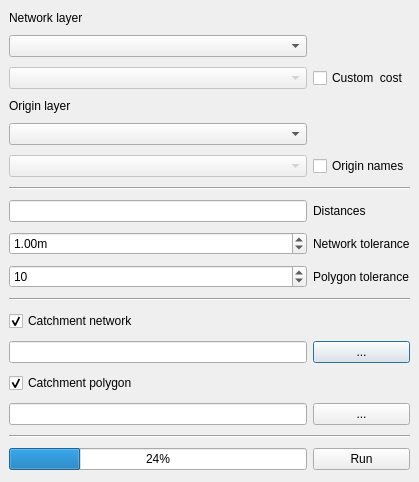
Qt form catchment_analyser_dialog_base.ui (OpenDigitalWorks/CatchmentAnalyser) before a commit.
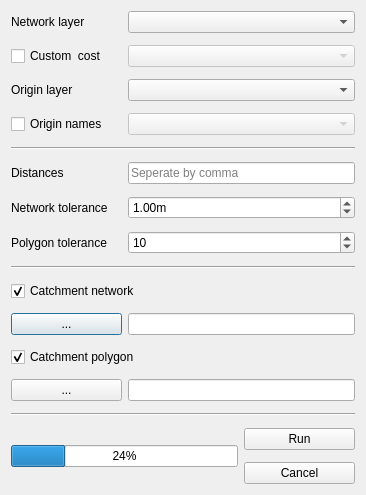
The same form after that commit.

Patch:
```diff
--- a/catchment_analyser_dialog_base.ui
+++ b/catchment_analyser_dialog_base.ui
@@ -6,8 +6,8 @@
    <rect>
     <x>0</x>
     <y>0</y>
-    <width>419</width>
-    <height>482</height>
+    <width>366</width>
+    <height>481</height>
    </rect>
   </property>
   <property name="sizePolicy">
@@ -29,18 +29,6 @@
    <property name="sizeConstraint">
     <enum>QLayout::SetMinimumSize</enum>
    </property>
-   <property name="leftMargin">
-    <number>9</number>
-   </property>
-   <property name="topMargin">
-    <number>9</number>
-   </property>
-   <property name="rightMargin">
-    <number>9</number>
-   </property>
-   <property name="bottomMargin">
-    <number>9</number>
-   </property>
    <property name="verticalSpacing">
     <number>9</number>
    </property>
@@ -50,43 +38,44 @@
       <number>6</number>
      </property>
      <property name="verticalSpacing">
-      <number>10</number>
+      <number>12</number>
      </property>
-     <item row="12" column="1">
-      <widget class="QPushButton" name="networkSaveButton">
-       <property name="text">
-        <string>...</string>
-       </property>
-       <property name="flat">
+     <item row="5" column="1" colspan="2">
+      <widget class="QLineEdit" name="distancesText">
+       <property name="acceptDrops">
         <bool>false</bool>
        </property>
-      </widget>
-     </item>
-     <item row="4" column="0">
-      <widget class="QComboBox" name="originsCombo">
-       <property name="sizePolicy">
-        <sizepolicy hsizetype="Minimum" vsizetype="Fixed">
-         <horstretch>0</horstretch>
-         <verstretch>0</verstretch>
-        </sizepolicy>
+       <property name="frame">
+        <bool>true</bool>
        </property>
+       <property name="cursorPosition">
+        <number>0</number>
+       </property>
+       <property name="placeholderText">
+        <string>Seperate by comma</string>
+       </property>
+       <property name="cursorMoveStyle">
+        <enum>Qt::VisualMoveStyle</enum>
+       </property>
       </widget>
      </item>
-     <item row="9" column="1">
-      <widget class="QLabel" name="label_5">
+     <item row="9" column="0" colspan="3">
+      <widget class="QCheckBox" name="networkCheck">
        <property name="text">
-        <string>Polygon tolerance</string>
+        <string>Catchment network</string>
        </property>
-      </widget>
-     </item>
-     <item row="16" column="0">
-      <widget class="QProgressBar" name="analysisProgress">
-       <property name="value">
-        <number>24</number>
+       <property name="checked">
+        <bool>true</bool>
        </property>
       </widget>
      </item>
-     <item row="8" column="0">
+     <item row="12" column="1" colspan="2">
+      <widget class="QLineEdit" name="polygonText"/>
+     </item>
+     <item row="10" column="1" colspan="2">
+      <widget class="QLineEdit" name="networkText"/>
+     </item>
+     <item row="6" column="1" colspan="2">
       <widget class="QDoubleSpinBox" name="networkTolSpin">
        <property name="suffix">
         <string>m</string>
@@ -102,17 +91,133 @@
        </property>
       </widget>
      </item>
-     <item row="8" column="1">
+     <item row="8" column="0" colspan="3">
+      <widget class="Line" name="line_2">
+       <property name="orientation">
+        <enum>Qt::Horizontal</enum>
+       </property>
+      </widget>
+     </item>
+     <item row="10" column="0">
+      <widget class="QPushButton" name="networkSaveButton">
+       <property name="enabled">
+        <bool>true</bool>
+       </property>
+       <property name="acceptDrops">
+        <bool>false</bool>
+       </property>
+       <property name="text">
+        <string notr="true">...</string>
+       </property>
+       <property name="checkable">
+        <bool>false</bool>
+       </property>
+       <property name="default">
+        <bool>false</bool>
+       </property>
+       <property name="flat">
+        <bool>false</bool>
+       </property>
+      </widget>
+     </item>
+     <item row="13" column="0" colspan="3">
+      <widget class="Line" name="line_3">
+       <property name="sizePolicy">
+        <sizepolicy hsizetype="Minimum" vsizetype="Fixed">
+         <horstretch>0</horstretch>
+         <verstretch>0</verstretch>
+        </sizepolicy>
+       </property>
+       <property name="orientation">
+        <enum>Qt::Horizontal</enum>
+       </property>
+      </widget>
+     </item>
+     <item row="6" column="0">
       <widget class="QLabel" name="label">
        <property name="text">
         <string>Network tolerance</string>
        </property>
       </widget>
      </item>
-     <item row="7" column="1">
-      <widget class="QLabel" name="label_4">
+     <item row="12" column="0">
+      <widget class="QPushButton" name="polygonSaveButton">
        <property name="text">
-        <string>Distances</string>
+        <string>...</string>
+       </property>
+      </widget>
+     </item>
+     <item row="1" column="1" colspan="2">
+      <widget class="QComboBox" name="costCombo">
+       <property name="enabled">
+        <bool>false</bool>
+       </property>
+      </widget>
+     </item>
+     <item row="7" column="0">
+      <widget class="QLabel" name="label_5">
+       <property name="text">
+        <string>Polygon tolerance</string>
+       </property>
+      </widget>
+     </item>
+     <item row="3" column="0">
+      <widget class="QCheckBox" name="nameCheck">
+       <property name="text">
+        <string>Origin names</string>
+       </property>
+       <property name="checked">
+        <bool>false</bool>
+       </property>
+      </widget>
+     </item>
+     <item row="0" column="1" colspan="2">
+      <widget class="QComboBox" name="networkCombo">
+       <property name="sizePolicy">
+        <sizepolicy hsizetype="Minimum" vsizetype="Fixed">
+         <horstretch>0</horstretch>
+         <verstretch>0</verstretch>
+        </sizepolicy>
+       </property>
+      </widget>
+     </item>
+     <item row="4" column="0" colspan="3">
+      <widget class="Line" name="line">
+       <property name="sizePolicy">
+        <sizepolicy hsizetype="MinimumExpanding" vsizetype="Fixed">
+         <horstretch>0</horstretch>
+         <verstretch>0</verstretch>
+        </sizepolicy>
+       </property>
+       <property name="orientation">
+        <enum>Qt::Horizontal</enum>
+       </property>
+      </widget>
+     </item>
+     <item row="15" column="2">
+      <widget class="QPushButton" name="cancelButton">
+       <property name="text">
+        <string>Cancel</string>
+       </property>
+      </widget>
+     </item>
+     <item row="3" column="1" colspan="2">
+      <widget class="QComboBox" name="nameCombo">
+       <property name="enabled">
+        <bool>false</bool>
+       </property>
+      </widget>
+     </item>
+     <item row="2" column="0">
+      <widget class="QLabel" name="origin_layer">
+       <property name="sizePolicy">
+        <sizepolicy hsizetype="Minimum" vsizetype="Fixed">
+         <horstretch>0</horstretch>
+         <verstretch>0</verstretch>
+        </sizepolicy>
+       </property>
+       <property name="text">
+        <string>Origin layer</string>
        </property>
       </widget>
      </item>
@@ -124,82 +229,22 @@
          <verstretch>0</verstretch>
         </sizepolicy>
        </property>
+       <property name="layoutDirection">
+        <enum>Qt::RightToLeft</enum>
+       </property>
        <property name="text">
         <string>Network layer</string>
        </property>
       </widget>
      </item>
-     <item row="6" column="0" colspan="2">
-      <widget class="Line" name="line">
-       <property name="sizePolicy">
-        <sizepolicy hsizetype="MinimumExpanding" vsizetype="Fixed">
-         <horstretch>0</horstretch>
-         <verstretch>0</verstretch>
-        </sizepolicy>
-       </property>
-       <property name="orientation">
-        <enum>Qt::Horizontal</enum>
-       </property>
-      </widget>
-     </item>
      <item row="5" column="0">
-      <widget class="QComboBox" name="nameCombo">
-       <property name="enabled">
-        <bool>false</bool>
-       </property>
-      </widget>
-     </item>
-     <item row="11" column="0">
-      <widget class="QCheckBox" name="networkCheck">
+      <widget class="QLabel" name="label_4">
        <property name="text">
-        <string>Catchment network</string>
+        <string>Distances</string>
        </property>
-       <property name="checked">
-        <bool>true</bool>
-       </property>
       </widget>
      </item>
-     <item row="1" column="0">
-      <widget class="QComboBox" name="networkCombo">
-       <property name="sizePolicy">
-        <sizepolicy hsizetype="Minimum" vsizetype="Fixed">
-         <horstretch>0</horstretch>
-         <verstretch>0</verstretch>
-        </sizepolicy>
-       </property>
-      </widget>
-     </item>
-     <item row="10" column="0" colspan="2">
-      <widget class="Line" name="line_2">
-       <property name="orientation">
-        <enum>Qt::Horizontal</enum>
-       </property>
-      </widget>
-     </item>
-     <item row="5" column="1">
-      <widget class="QCheckBox" name="nameCheck">
-       <property name="text">
-        <string>Origin names</string>
-       </property>
-       <property name="checked">
-        <bool>false</bool>
-       </property>
-      </widget>
-     </item>
-     <item row="13" column="0">
-      <widget class="QCheckBox" name="polygonCheck">
-       <property name="text">
-        <string>Catchment polygon</string>
-       </property>
-       <property name="checked">
-        <bool>true</bool>
-       </property>
-      </widget>
-     </item>
-     <item row="14" column="0">
-      <widget class="QLineEdit" name="polygonText"/>
-     </item>
-     <item row="9" column="0">
+     <item row="7" column="1" colspan="2">
       <widget class="QDoubleSpinBox" name="polygonTolSpin">
        <property name="decimals">
         <number>0</number>
@@ -215,63 +260,50 @@
        </property>
       </widget>
      </item>
-     <item row="2" column="0">
-      <widget class="QComboBox" name="costCombo">
-       <property name="enabled">
-        <bool>false</bool>
+     <item row="2" column="1" colspan="2">
+      <widget class="QComboBox" name="originsCombo">
+       <property name="sizePolicy">
+        <sizepolicy hsizetype="Minimum" vsizetype="Fixed">
+         <horstretch>0</horstretch>
+         <verstretch>0</verstretch>
+        </sizepolicy>
        </property>
       </widget>
      </item>
-     <item row="16" column="1">
-      <widget class="QPushButton" name="analysisButton">
-       <property name="text">
-        <string>Run</string>
+     <item row="14" column="0" rowspan="2" colspan="2">
+      <widget class="QProgressBar" name="analysisProgress">
+       <property name="value">
+        <number>24</number>
        </property>
       </widget>
      </item>
-     <item row="14" column="1">
-      <widget class="QPushButton" name="polygonSaveButton">
+     <item row="11" column="0" colspan="3">
+      <widget class="QCheckBox" name="polygonCheck">
        <property name="text">
-        <string>...</string>
+        <string>Catchment polygon</string>
        </property>
+       <property name="checked">
+        <bool>true</bool>
+       </property>
       </widget>
      </item>
-     <item row="2" column="1">
+     <item row="1" column="0">
       <widget class="QCheckBox" name="costCheck">
+       <property name="layoutDirection">
+        <enum>Qt::LeftToRight</enum>
+       </property>
        <property name="text">
         <string>Custom  cost</string>
        </property>
-      </widget>
-     </item>
-     <item row="12" column="0">
-      <widget class="QLineEdit" name="networkText"/>
-     </item>
-     <item row="7" column="0">
-      <widget class="QLineEdit" name="distancesText"/>
-     </item>
-     <item row="3" column="0">
-      <widget class="QLabel" name="origin_layer">
-       <property name="sizePolicy">
-        <sizepolicy hsizetype="Minimum" vsizetype="Fixed">
-         <horstretch>0</horstretch>
-         <verstretch>0</verstretch>
-        </sizepolicy>
+       <property name="tristate">
+        <bool>false</bool>
        </property>
+      </widget>
+     </item>
+     <item row="14" column="2">
+      <widget class="QPushButton" name="analysisButton">
        <property name="text">
-        <string>Origin layer</string>
-       </property>
-      </widget>
-     </item>
-     <item row="15" column="0" colspan="2">
-      <widget class="Line" name="line_3">
-       <property name="sizePolicy">
-        <sizepolicy hsizetype="Minimum" vsizetype="Fixed">
-         <horstretch>0</horstretch>
-         <verstretch>0</verstretch>
-        </sizepolicy>
-       </property>
-       <property name="orientation">
-        <enum>Qt::Horizontal</enum>
+        <string>Run</string>
        </property>
       </widget>
      </item>
```
